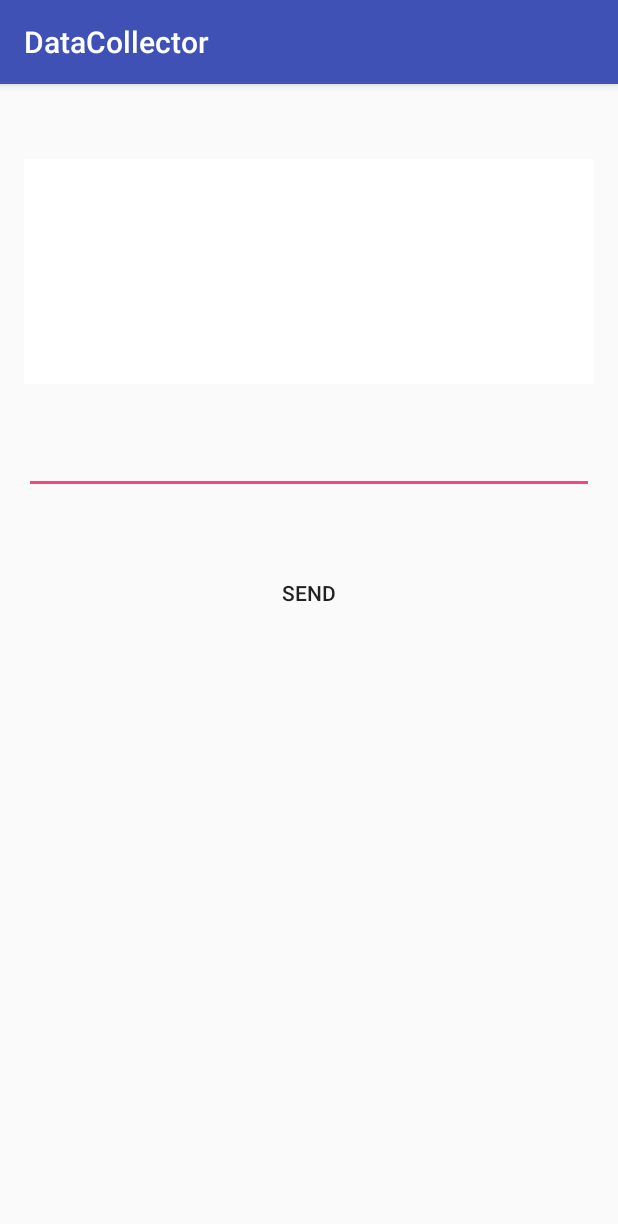
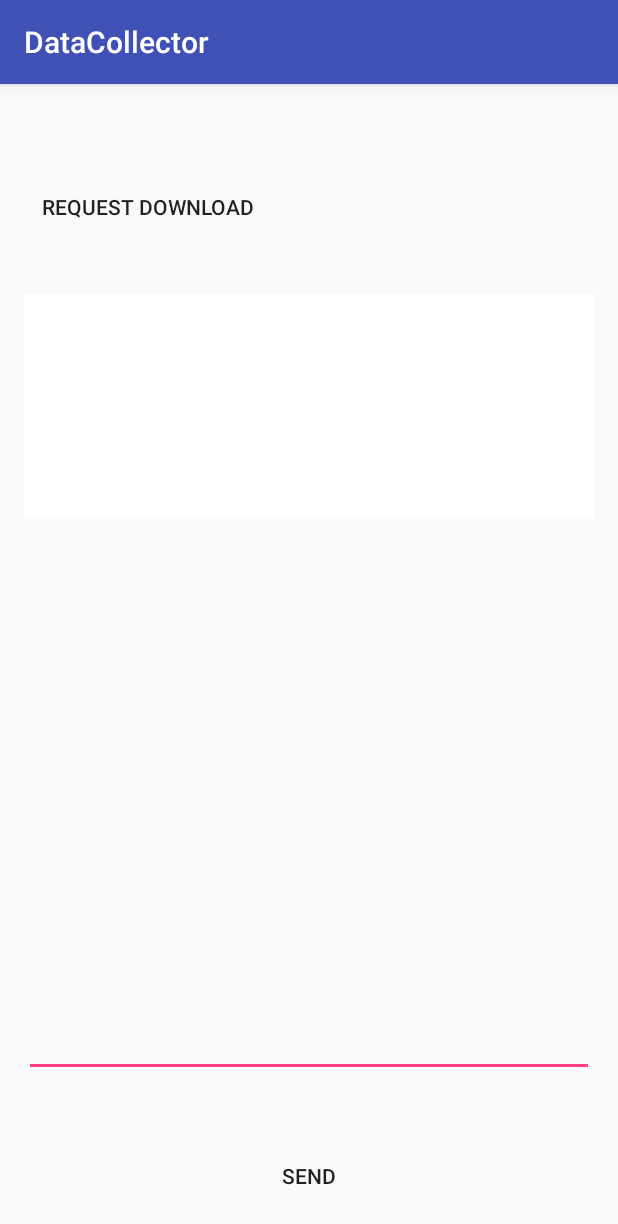
Before and after one commit to TheWaterTeam/waterteam-android, an Android app: the screen it shows after launch (SerialConsoleActivity), item 3 of the bottom bar chosen, on a phone screen of 412 x 824 dp. Shown: the top 1224 px of the screen. Run offline under Robolectric (Android 15) with nearby library versions, the phone set to English and light mode, and no system bars; libraries missing offline, so code that uses them is left out: com.felhr.usbserial, io.realm; 5 statements that could not run were skipped.

Commit message:
Downloading of data to device via request from device, also some api work

```diff
--- a/DataCollector/app/build.gradle
+++ b/DataCollector/app/build.gradle
@@ -33,6 +33,7 @@ dependencies {
     compile 'com.android.support:support-vector-drawable:25.3.1'
     compile 'com.squareup.retrofit2:retrofit:2.3.0'
     compile 'com.squareup.retrofit2:converter-gson:2.3.0'
+    compile 'com.squareup.okhttp3:logging-interceptor:3.6.0'
     compile 'com.android.support:support-v4:25.3.1'
     compile 'com.android.support:recyclerview-v7:25.3.1'
     compile 'io.realm:android-adapters:2.0.0'
--- a/DataCollector/app/src/main/java/com/aquarius/datacollector/activities/SerialConsoleActivity.java
+++ b/DataCollector/app/src/main/java/com/aquarius/datacollector/activities/SerialConsoleActivity.java
@@ -11,6 +11,8 @@ import android.os.Handler;
 import android.os.IBinder;
 import android.os.Message;
 import android.support.v7.app.AppCompatActivity;
+import android.util.Log;
+import android.view.KeyEvent;
 import android.view.View;
 import android.widget.Button;
 import android.widget.EditText;
@@ -32,6 +34,8 @@ import java.util.Set;
 import io.realm.Realm;
 
 public class SerialConsoleActivity extends AppCompatActivity implements ControlListener {
+
+    private static String TAG = "SerialConsoleActivity";
 
     /*
      * Notifications from UsbService will be received here.
@@ -87,17 +91,38 @@ public class SerialConsoleActivity extends AppCompatActivity implements ControlL
 
         display = (TextView) findViewById(R.id.textView1);
         editText = (EditText) findViewById(R.id.editText1);
+        editText.setOnKeyListener(new View.OnKeyListener() {
+            public boolean onKey(View v, int keyCode, KeyEvent event) {
+                // If the event is a key-down event on the "enter" button
+                if ((event.getAction() == KeyEvent.ACTION_DOWN) &&
+                        (keyCode == KeyEvent.KEYCODE_ENTER)) {
+                    send();
+                    return true;
+                }
+                return false;
+            }
+        });
+
         Button sendButton = (Button) findViewById(R.id.buttonSend);
         sendButton.setOnClickListener(new View.OnClickListener() {
             @Override
             public void onClick(View v) {
                 if (!editText.getText().toString().equals("")) {
-                    String data = editText.getText().toString();
-                    if (usbService != null) { // if UsbService was correctly binded, Send data
-                        usbService.write(data.getBytes());
-                    }
+                    send();
                 }
             }
+        });
+        Button requestDownloadButton = (Button) findViewById(R.id.buttonRequestDownload);
+        requestDownloadButton.setOnClickListener(new View.OnClickListener() {
+            @Override
+            public void onClick(View v) {
+
+                String data = ">WT_REQUEST_DOWNLOAD<";
+                if (usbService != null) { // if UsbService was correctly binded, Send data
+                    usbService.write(data.getBytes());
+                }
+
+           }
         });
 
 
@@ -106,6 +131,15 @@ public class SerialConsoleActivity extends AppCompatActivity implements ControlL
 
         Realm.init(this);
         realm = Realm.getDefaultInstance();
+    }
+
+    public void send(){
+        if (!editText.getText().toString().equals("")) {
+            String data = editText.getText().toString();
+            if (usbService != null) { // if UsbService was correctly binded, Send data
+                usbService.write(data.getBytes());
+            }
+        }
     }
 
     @Override
@@ -172,6 +206,7 @@ public class SerialConsoleActivity extends AppCompatActivity implements ControlL
                     String data = (String) msg.obj;
                     mActivity.get().display.append(data);
                     try {
+                        Log.d(TAG, "Received Data "+ data);
                         mActivity.get().control.receivedData(data);
                     } catch (IOException e) {
                         e.printStackTrace();
@@ -191,11 +226,11 @@ public class SerialConsoleActivity extends AppCompatActivity implements ControlL
 
     @Override
     public void processCommand(String command){
-        display.append("Processing Command: " + command + "\n\n");
+        display.append("Processing Command: " + command + " -- \n\n");
 
         // If the command is AQ_TRANSFER_READY
         // then go into file transfer mode mode, writing all the data sent out to a text file
-        if(command.equals("AQ_TRANSFER_READY")){
+        if(command.equals("WT_TRANSFER_READY")){
             // we are in file transfer mode
 
             // switch to file transfer mode
--- a/DataCollector/app/src/main/java/com/aquarius/datacollector/control/Control.java
+++ b/DataCollector/app/src/main/java/com/aquarius/datacollector/control/Control.java
@@ -15,7 +15,7 @@ public class Control {
     public static final int CONTROL_MODE = 1;
     public static final int FILE_TRANSFER_MODE = 2;
 
-    public static final String ACK = ">AQ_OK<";
+    public static final String ACK = ">WT_OK<";
 
     ControlListener listener = null;
     private String fullCommand;
--- a/DataCollector/app/src/main/res/layout/serial_console.xml
+++ b/DataCollector/app/src/main/res/layout/serial_console.xml
@@ -8,19 +8,21 @@
     android:paddingTop="@dimen/activity_vertical_margin"
     >
 
-    <TextView
-        android:id="@+id/textViewTitle"
+    <Button
+        android:id="@+id/buttonRequestDownload"
+        style="?borderlessButtonStyle"
         android:layout_width="wrap_content"
         android:layout_height="wrap_content"
         android:layout_alignParentTop="true"
-        android:layout_centerHorizontal="true"
-        android:textAppearance="?android:attr/textAppearanceLarge"/>
+        android:layout_marginTop="42dp"
+        android:text="Request Download"/>
 
     <TextView
         android:id="@+id/textView1"
         android:layout_width="match_parent"
         android:layout_height="150dp"
         android:layout_centerHorizontal="true"
+        android:layout_below="@+id/buttonRequestDownload"
         android:layout_marginTop="34dp"
         android:background="#FFFFFF"
         android:scrollbars="vertical"
@@ -34,9 +36,9 @@
         android:layout_alignRight="@+id/textView1"
         android:layout_below="@+id/textView1"
         android:layout_marginTop="28dp"
+        android:layout_above="@+id/buttonSend"
         android:ems="10">
 
-        <requestFocus/>
     </EditText>
 
     <Button
@@ -46,7 +48,7 @@
         android:layout_height="wrap_content"
         android:layout_alignLeft="@+id/editText1"
         android:layout_alignRight="@+id/editText1"
-        android:layout_below="@+id/editText1"
+        android:layout_alignParentBottom="true"
         android:layout_marginTop="42dp"
         android:text="Send"/>
 </RelativeLayout>
```
Also changed, not shown: DataCollector/app/src/main/AndroidManifest.xml (+11 -0 lines), DataCollector/app/src/main/java/com/aquarius/datacollector/activities/DataFilesFragment.java (+18 -0 lines), DataCollector/app/src/main/java/com/aquarius/datacollector/api/Api.java (added, +115 -0 lines), DataCollector/app/src/main/java/com/aquarius/datacollector/api/ApiDeclaration.java (added, +23 -0 lines), DataCollector/app/src/main/java/com/aquarius/datacollector/api/AuthenticationInterceptor.java (added, +30 -0 lines), DataCollector/app/src/main/java/com/aquarius/datacollector/api/ErrorMessageException.java (added, +20 -0 lines), DataCollector/app/src/main/java/com/aquarius/datacollector/api/responses/FileResponse.java (added, +8 -0 lines), DataCollector/app/src/main/java/com/aquarius/datacollector/service/UploadService.java (+67 -3 lines), DataCollector/app/src/main/res/layout/fragment_datafiles.xml (+5 -6 lines).
